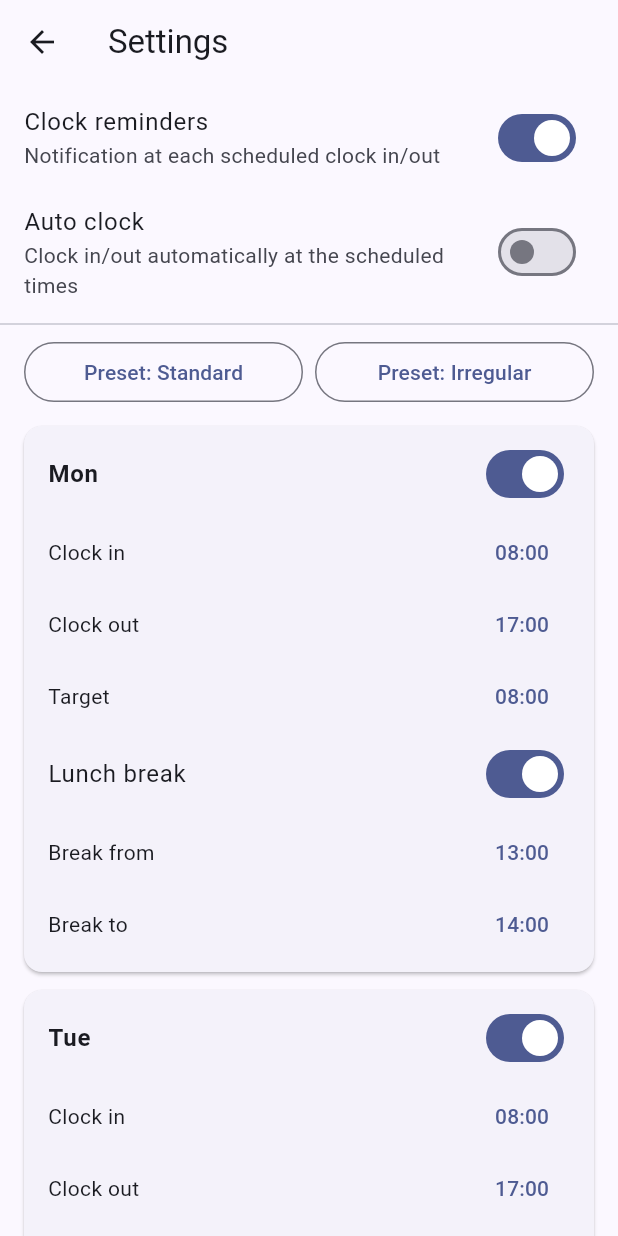
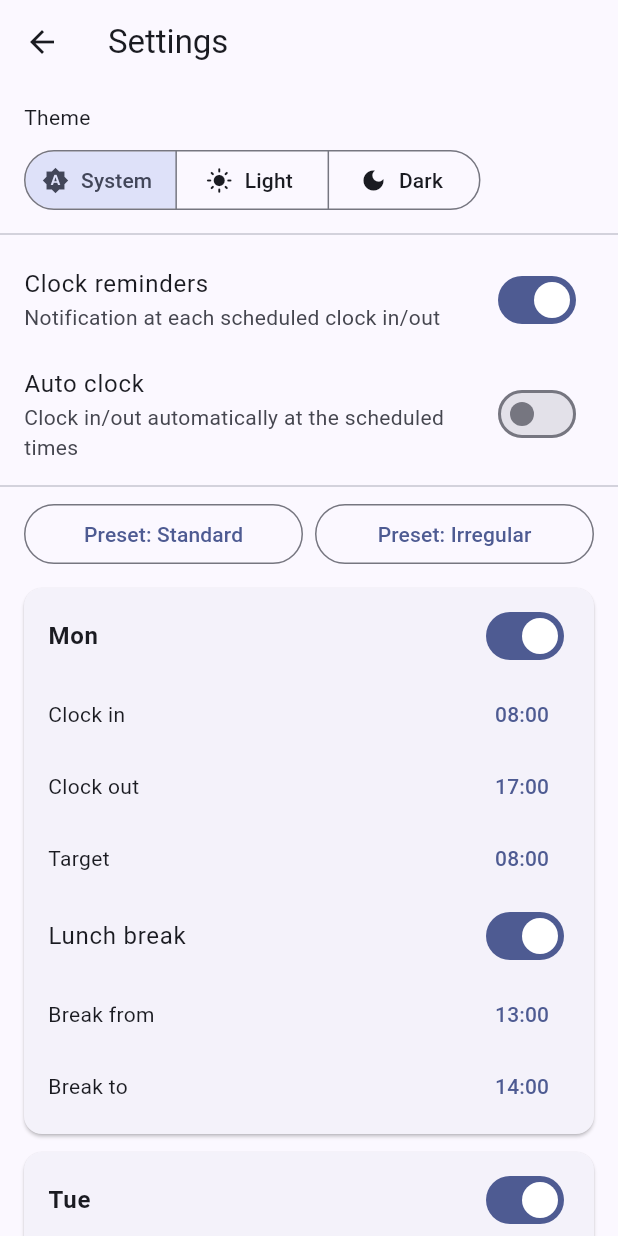
Before and after one commit to damarur/my-era-automated, a Flutter app: the SettingsScreen screen opened directly, on a phone screen of 412 x 824 dp. Run offline on Flutter 3.47's test engine with Material 3 defaults, Android fonts, the phone set to English and light mode, and no system bars; our stand-ins replace flutter_local_notifications, flutter_secure_storage, shared_preferences, timezone; missing offline and left inert: workmanager; accounts and stored records are empty.

Commit message:
Add theme setting and APK release workflow
Theme selector (system/light/dark) in Settings. GitHub Actions workflow builds
and publishes the APK on v* tags or manual dispatch; release signing reads
android/key.properties when present.

Co-Authored-By: Claude Sonnet 5.5 <noreply@anthropic.com>

```diff
--- a/flutter_app/lib/screens/settings_screen.dart
+++ b/flutter_app/lib/screens/settings_screen.dart
@@ -2,6 +2,7 @@ import 'package:flutter/material.dart';
 
 import '../scheduler.dart';
 import '../settings.dart';
+import '../theme_controller.dart';
 import 'common.dart';
 
 class SettingsScreen extends StatefulWidget {
@@ -121,6 +122,30 @@ class _SettingsScreenState extends State<SettingsScreen> {
           ? const Center(child: CircularProgressIndicator())
           : ListView(
               children: [
+                Padding(
+                  padding: const EdgeInsets.fromLTRB(16, 12, 16, 4),
+                  child: ValueListenableBuilder<ThemeMode>(
+                    valueListenable: ThemeController.instance,
+                    builder: (context, mode, _) => Column(
+                      crossAxisAlignment: CrossAxisAlignment.start,
+                      children: [
+                        const Text('Theme'),
+                        const SizedBox(height: 8),
+                        SegmentedButton<ThemeMode>(
+                          showSelectedIcon: false,
+                          segments: const [
+                            ButtonSegment(value: ThemeMode.system, icon: Icon(Icons.brightness_auto), label: Text('System')),
+                            ButtonSegment(value: ThemeMode.light, icon: Icon(Icons.light_mode), label: Text('Light')),
+                            ButtonSegment(value: ThemeMode.dark, icon: Icon(Icons.dark_mode), label: Text('Dark')),
+                          ],
+                          selected: {mode},
+                          onSelectionChanged: (v) => ThemeController.instance.set(v.first),
+                        ),
+                      ],
+                    ),
+                  ),
+                ),
+                const Divider(),
                 SwitchListTile(
                   title: const Text('Clock reminders'),
                   subtitle: const Text('Notification at each scheduled clock in/out'),
--- /dev/null
+++ b/flutter_app/lib/theme_controller.dart
@@ -0,0 +1,20 @@
+import 'package:flutter/material.dart';
+import 'package:shared_preferences/shared_preferences.dart';
+
+/// App theme mode (system / light / dark), persisted. Listen to it from the root MaterialApp.
+class ThemeController extends ValueNotifier<ThemeMode> {
+  ThemeController._() : super(ThemeMode.system);
+  static final ThemeController instance = ThemeController._();
+
+  static const _key = 'themeMode';
+
+  Future<void> load() async {
+    final name = (await SharedPreferences.getInstance()).getString(_key);
+    value = ThemeMode.values.firstWhere((m) => m.name == name, orElse: () => ThemeMode.system);
+  }
+
+  Future<void> set(ThemeMode mode) async {
+    value = mode;
+    await (await SharedPreferences.getInstance()).setString(_key, mode.name);
+  }
+}
```
Also changed, not shown: flutter_app/lib/main.dart (+12 -6 lines), 2 other files.
